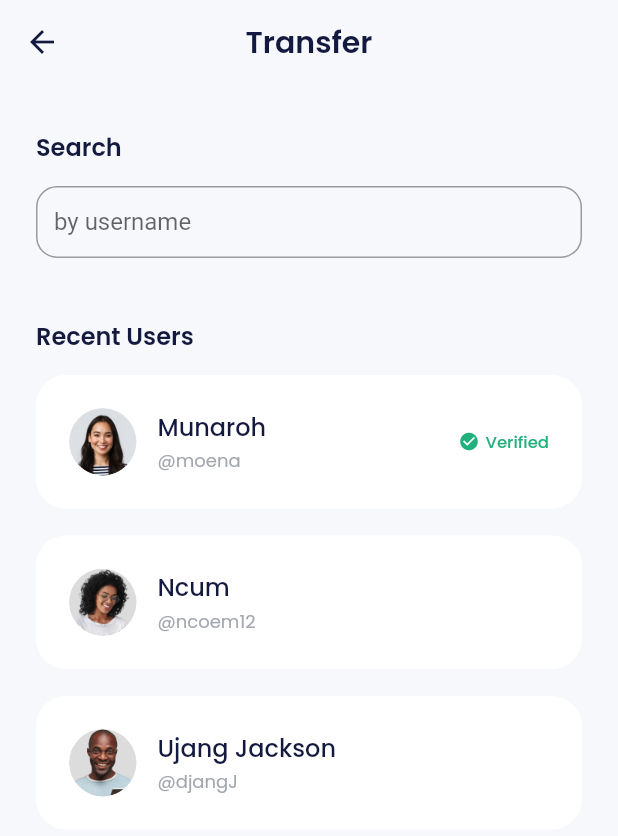
After one commit to idhamaja/flutter-bank, a Flutter app: the TransferPage screen opened by its route, on a phone screen of 412 x 824 dp. The commit adds this screen. Shown: the top 836 px of the screen. Run offline on Flutter 3.47's test engine with Material 2 defaults, Android fonts, the light colour scheme and no system bars; our stand-ins replace carousel_slider, google_fonts.

Commit message:
update SearchFiel & RecentUsers in TransferPage TODAY

```diff
--- a/lib/UI/pages/home/homePage.dart
+++ b/lib/UI/pages/home/homePage.dart
@@ -313,7 +313,9 @@ class HomePage extends StatelessWidget {
               HomeServiceItem(
                 iconUrl: 'assets/ic_send.png',
                 title: 'Send',
-                onTap: () {},
+                onTap: () {
+                  Navigator.pushNamed(context, '/transfer');
+                },
               ),
 
               //
--- /dev/null
+++ b/lib/UI/pages/transfer_send/transferPage.dart
@@ -0,0 +1,78 @@
+import 'package:flutter/material.dart';
+import 'package:flutter_bank/UI/widgets/forms.dart';
+import 'package:flutter_bank/UI/widgets/transferRecentUserItems.dart';
+import 'package:flutter_bank/shared/themes.dart';
+
+class TransferPage extends StatelessWidget {
+  const TransferPage({super.key});
+
+  @override
+  Widget build(BuildContext context) {
+    return Scaffold(
+      appBar: AppBar(
+        title: const Text(
+          'Transfer',
+        ),
+      ),
+      body: ListView(
+        padding: const EdgeInsets.symmetric(horizontal: 24),
+        children: [
+          const SizedBox(height: 30),
+          Text(
+            'Search',
+            style: blackTextStyle.copyWith(
+              fontSize: 16,
+              fontWeight: semiBold,
+            ),
+          ),
+          const SizedBox(height: 14),
+          CustomFormField(
+            title: 'by username',
+            isShowTitle: false,
+          ),
+          buildRecentUsers(),
+        ],
+      ),
+    );
+  }
+
+  //
+  Widget buildRecentUsers() {
+    return Container(
+      margin: const EdgeInsets.only(top: 40),
+      child: Column(
+        crossAxisAlignment: CrossAxisAlignment.start,
+        children: [
+          Text(
+            'Recent Users',
+            style: blackTextStyle.copyWith(
+              fontSize: 16,
+              fontWeight: semiBold,
+            ),
+          ),
+          const SizedBox(height: 14),
+          const TransferRecentUserItems(
+            imageUrl: 'assets/img_friend1.png',
+            name: 'Munaroh',
+            username: 'moena',
+            isVerified: true,
+          ),
+
+          //
+          const TransferRecentUserItems(
+            imageUrl: 'assets/img_friend2.png',
+            name: 'Ncum',
+            username: 'ncoem12',
+          ),
+
+          //
+          const TransferRecentUserItems(
+            imageUrl: 'assets/img_friend3.png',
+            name: 'Ujang Jackson',
+            username: 'djangJ',
+          ),
+        ],
+      ),
+    );
+  }
+}
--- a/lib/UI/widgets/forms.dart
+++ b/lib/UI/widgets/forms.dart
@@ -5,29 +5,34 @@ class CustomFormField extends StatelessWidget {
   final String title;
   final bool obscureText;
   final TextEditingController? controller;
+  final bool isShowTitle;
 
-  const CustomFormField(
-      {super.key,
+  const CustomFormField({
+    super.key,
     required this.title,
     this.obscureText = false,
-      this.controller});
+    this.controller,
+    this.isShowTitle = true,
+  });
 
   @override
   Widget build(BuildContext context) {
     return Column(
       crossAxisAlignment: CrossAxisAlignment.start,
       children: [
+        if (isShowTitle)
           Text(
             title,
             style: blackTextStyle.copyWith(fontWeight: medium),
           ),
         //
-        const SizedBox(height: 8),
+        if (isShowTitle) const SizedBox(height: 8),
         //TEXT_FORM_FIELD
         TextFormField(
           controller: controller,
           obscureText: obscureText,
           decoration: InputDecoration(
+            hintText: !isShowTitle ? title : null,
             border: OutlineInputBorder(
               borderRadius: BorderRadius.circular(14),
             ),
--- /dev/null
+++ b/lib/UI/widgets/transferRecentUserItems.dart
@@ -0,0 +1,80 @@
+import 'package:flutter/material.dart';
+import 'package:flutter_bank/shared/themes.dart';
+
+class TransferRecentUserItems extends StatelessWidget {
+  final String imageUrl;
+  final String name;
+  final String username;
+  final bool isVerified;
+
+  const TransferRecentUserItems({
+    super.key,
+    required this.imageUrl,
+    required this.name,
+    required this.username,
+    this.isVerified = false,
+  });
+
+  @override
+  Widget build(BuildContext context) {
+    return Container(
+      margin: const EdgeInsets.only(bottom: 18),
+      padding: const EdgeInsets.all(22),
+      decoration: BoxDecoration(
+        borderRadius: BorderRadius.circular(20),
+        color: whiteColor,
+      ),
+      child: Row(
+        children: [
+          Container(
+            width: 45,
+            height: 45,
+            margin: const EdgeInsets.only(right: 14),
+            decoration: BoxDecoration(
+              shape: BoxShape.circle,
+              image: DecorationImage(
+                image: AssetImage(imageUrl),
+              ),
+            ),
+          ),
+          Column(
+            crossAxisAlignment: CrossAxisAlignment.start,
+            children: [
+              Text(
+                name,
+                style: blackTextStyle.copyWith(
+                  fontSize: 16,
+                  fontWeight: medium,
+                ),
+              ),
+              const SizedBox(height: 2),
+              Text(
+                '@$username',
+                style: greyTextStyle.copyWith(fontSize: 12),
+              ),
+            ],
+          ),
+          const Spacer(),
+          if (isVerified)
+            Row(
+              children: [
+                Icon(
+                  Icons.check_circle,
+                  size: 14,
+                  color: greenLineColor,
+                ),
+                const SizedBox(width: 4),
+                Text(
+                  'Verified',
+                  style: greenTextStyle.copyWith(
+                    fontSize: 11,
+                    fontWeight: medium,
+                  ),
+                ),
+              ],
+            )
+        ],
+      ),
+    );
+  }
+}
--- a/lib/main.dart
+++ b/lib/main.dart
@@ -15,6 +15,7 @@ import 'package:flutter_bank/UI/pages/splashPage.dart';
 import 'package:flutter_bank/UI/pages/topUp/topUpAmountPage.dart';
 import 'package:flutter_bank/UI/pages/topUp/topUpPage.dart';
 import 'package:flutter_bank/UI/pages/topUp/topUpSuccessfully.dart';
+import 'package:flutter_bank/UI/pages/transfer_send/transferPage.dart';
 import 'package:flutter_bank/shared/themes.dart';
 
 void main() => runApp(const MyApp());
@@ -60,6 +61,7 @@ class MyApp extends StatelessWidget {
         '/topup': (context) => const TopUpPage(),
         '/topup-amount': (context) => const TopUpAmountPage(),
         '/topup-success': (context) => const TopUpSuccessfullyPage(),
+        '/transfer': (context) => const TransferPage(),
       },
     );
   }
```
Lines whose indentation alone changed are shown as unchanged.
